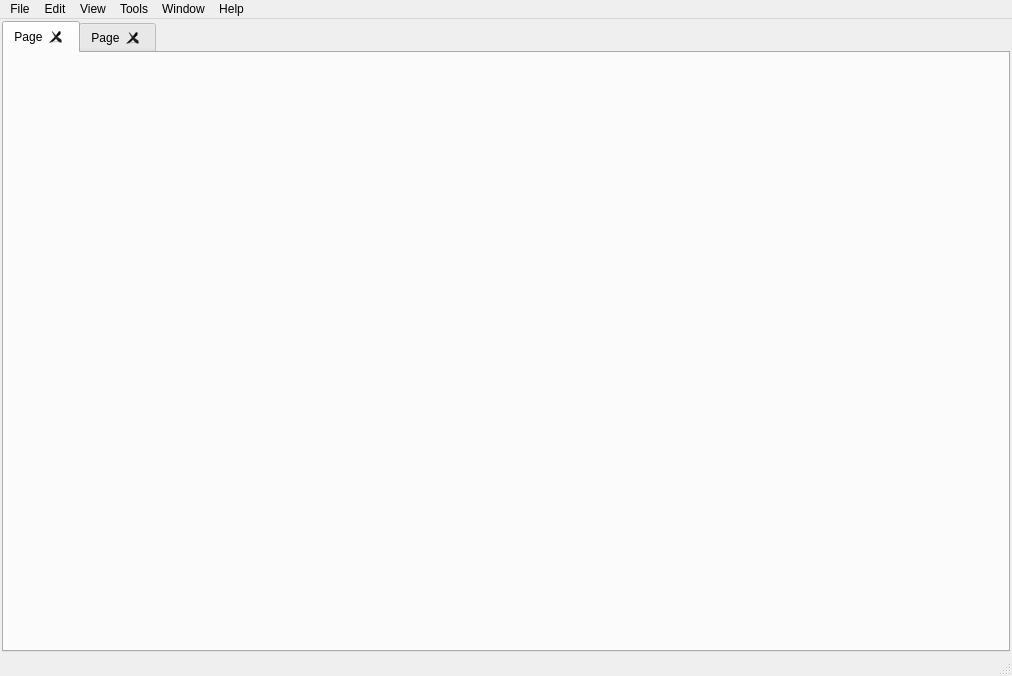
First picture: the form in source/Views/mainview.ui, repository dnpalex/best_ora_ide, before the edit.
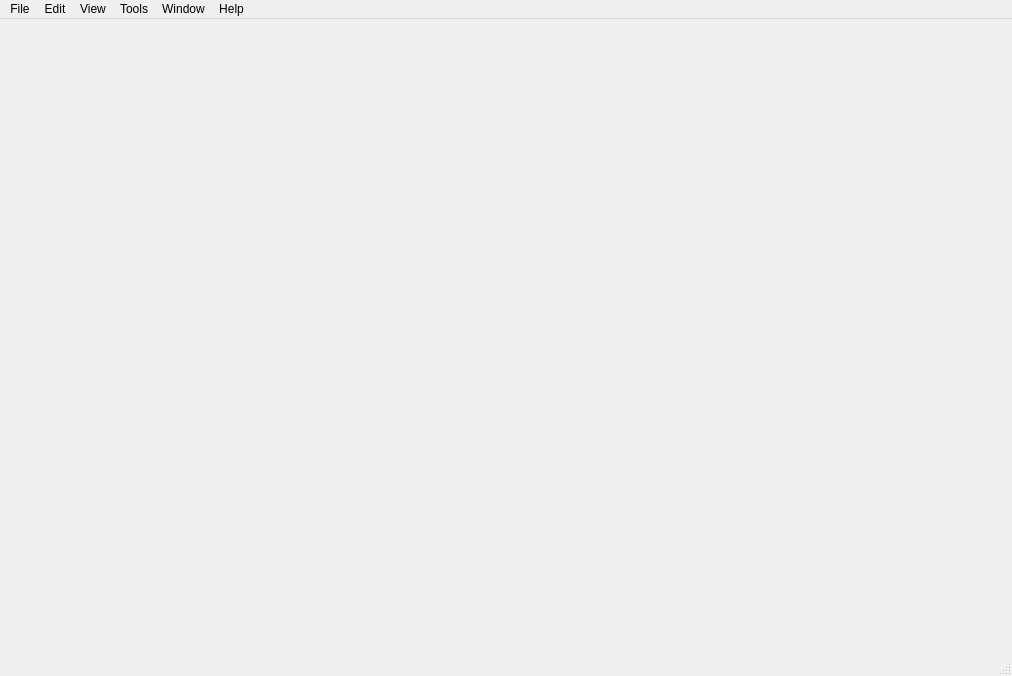
Second picture: the form after the edit.

The edit to the form file:
```diff
--- a/source/Views/mainview.ui
+++ b/source/Views/mainview.ui
@@ -27,32 +27,6 @@
     <property name="bottomMargin">
      <number>2</number>
     </property>
-    <item>
-     <widget class="QTabWidget" name="tabWidget">
-      <property name="currentIndex">
-       <number>0</number>
-      </property>
-      <property name="tabsClosable">
-       <bool>true</bool>
-      </property>
-      <property name="movable">
-       <bool>true</bool>
-      </property>
-      <property name="tabBarAutoHide">
-       <bool>false</bool>
-      </property>
-      <widget class="QWidget" name="tab">
-       <attribute name="title">
-        <string>Page</string>
-       </attribute>
-      </widget>
-      <widget class="QWidget" name="tab_2">
-       <attribute name="title">
-        <string>Page</string>
-       </attribute>
-      </widget>
-     </widget>
-    </item>
    </layout>
   </widget>
   <widget class="QMenuBar" name="menubar">
```
